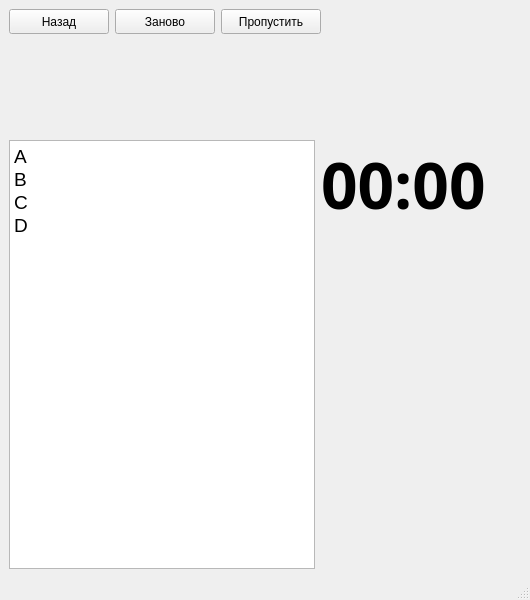
Above: ui/MainGame.ui from GefoS/Knowledge-Coil before the change. Below: the same form after it.
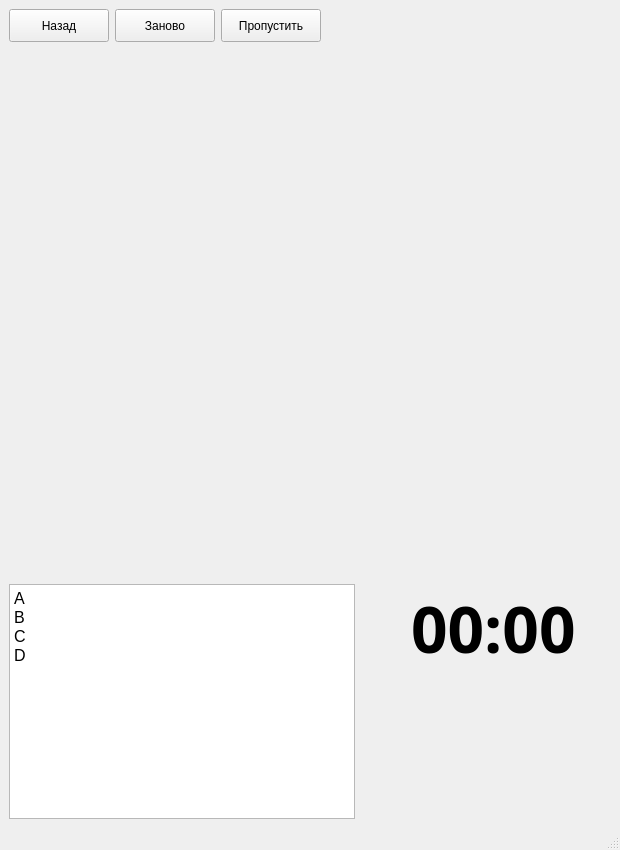
That is the form after the change. Icons and pictures are not drawn.

The edit to the form file:
```diff
--- a/ui/MainGame.ui
+++ b/ui/MainGame.ui
@@ -6,8 +6,8 @@
    <rect>
     <x>0</x>
     <y>0</y>
-    <width>530</width>
-    <height>600</height>
+    <width>620</width>
+    <height>850</height>
    </rect>
   </property>
   <property name="windowTitle">
@@ -24,7 +24,7 @@
           <property name="minimumSize">
            <size>
             <width>100</width>
-            <height>25</height>
+            <height>33</height>
            </size>
           </property>
           <property name="text">
@@ -47,7 +47,7 @@
           <property name="minimumSize">
            <size>
             <width>100</width>
-            <height>25</height>
+            <height>33</height>
            </size>
           </property>
           <property name="text">
@@ -70,7 +70,7 @@
           <property name="minimumSize">
            <size>
             <width>100</width>
-            <height>25</height>
+            <height>33</height>
            </size>
           </property>
           <property name="text">
@@ -109,18 +109,36 @@
          <enum>Qt::Vertical</enum>
         </property>
         <property name="sizeType">
-         <enum>QSizePolicy::Minimum</enum>
+         <enum>QSizePolicy::Fixed</enum>
         </property>
         <property name="sizeHint" stdset="0">
          <size>
-          <width>30</width>
-          <height>40</height>
+          <width>10</width>
+          <height>15</height>
          </size>
         </property>
        </spacer>
       </item>
       <item>
        <widget class="QLabel" name="picture_holder">
+        <property name="sizePolicy">
+         <sizepolicy hsizetype="Fixed" vsizetype="Fixed">
+          <horstretch>0</horstretch>
+          <verstretch>0</verstretch>
+         </sizepolicy>
+        </property>
+        <property name="minimumSize">
+         <size>
+          <width>600</width>
+          <height>500</height>
+         </size>
+        </property>
+        <property name="maximumSize">
+         <size>
+          <width>600</width>
+          <height>500</height>
+         </size>
+        </property>
         <property name="text">
          <string/>
         </property>
@@ -138,12 +156,12 @@
          <enum>Qt::Vertical</enum>
         </property>
         <property name="sizeType">
-         <enum>QSizePolicy::Minimum</enum>
+         <enum>QSizePolicy::Fixed</enum>
         </property>
         <property name="sizeHint" stdset="0">
          <size>
-          <width>30</width>
-          <height>40</height>
+          <width>10</width>
+          <height>15</height>
          </size>
         </property>
        </spacer>
@@ -158,9 +176,21 @@
             <verstretch>0</verstretch>
            </sizepolicy>
           </property>
+          <property name="minimumSize">
+           <size>
+            <width>300</width>
+            <height>0</height>
+           </size>
+          </property>
+          <property name="maximumSize">
+           <size>
+            <width>16777215</width>
+            <height>16777215</height>
+           </size>
+          </property>
           <property name="font">
            <font>
-            <pointsize>14</pointsize>
+            <pointsize>12</pointsize>
            </font>
           </property>
           <property name="plainText">
@@ -171,6 +201,22 @@
           </property>
          </widget>
         </item>
+        <item>
+         <spacer name="horizontalSpacer_2">
+          <property name="orientation">
+           <enum>Qt::Horizontal</enum>
+          </property>
+          <property name="sizeType">
+           <enum>QSizePolicy::Preferred</enum>
+          </property>
+          <property name="sizeHint" stdset="0">
+           <size>
+            <width>50</width>
+            <height>20</height>
+           </size>
+          </property>
+         </spacer>
+        </item>
         <item>
          <layout class="QVBoxLayout" name="verticalLayout_2">
           <item>
```
Left out of the diff: 11 changed lines with no effect on the pictures.
